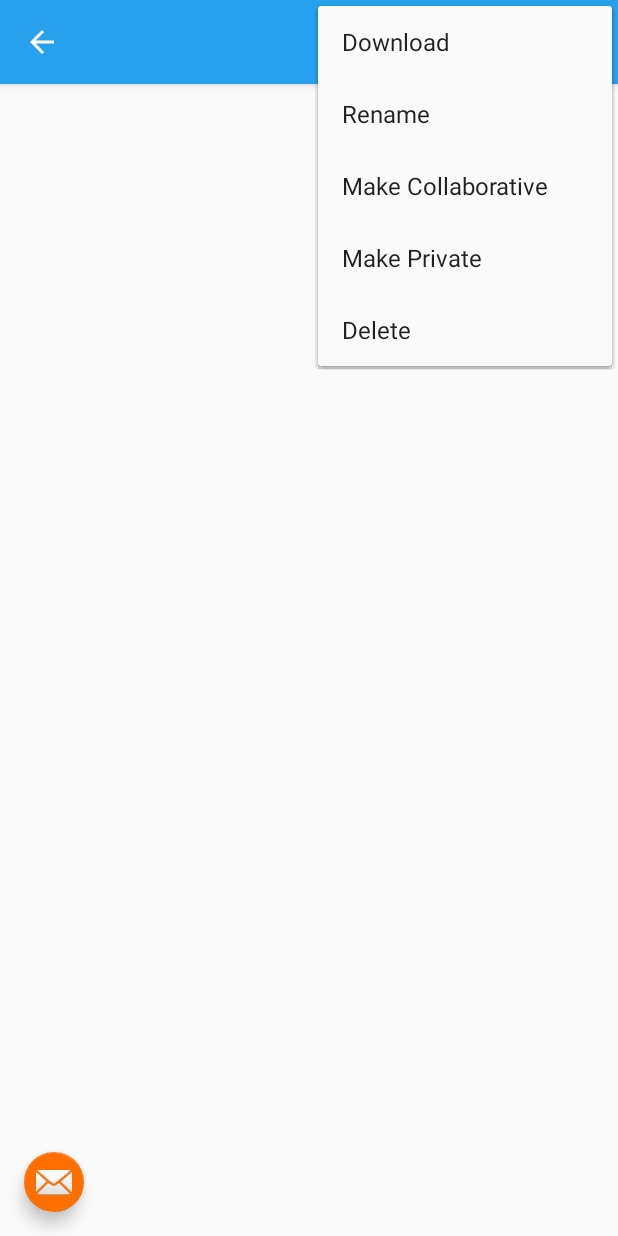
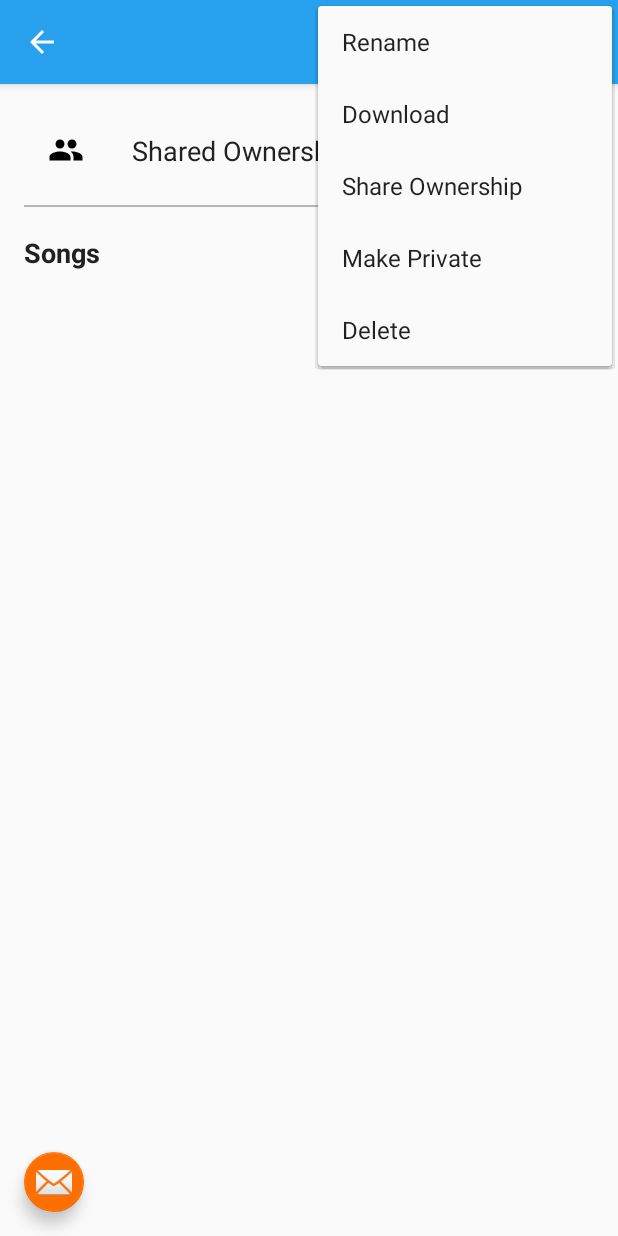
Before and after one commit to minoiu/TuneIn, an Android app: the PlaylistSongs screen opened directly, with no data from a screen before it, with the options menu open, on a phone screen of 412 x 824 dp. Run offline under Robolectric (Android 15) with nearby library versions, the phone set to English and light mode, and no system bars; our stand-ins replace Firebase (no records; nobody signed in at launch, a user with empty details on screens opened directly); libraries missing offline, so code that uses them is left out: com.firebase.client.

Commit message:
share menu item

```diff
--- a/app/src/main/AndroidManifest.xml
+++ b/app/src/main/AndroidManifest.xml
@@ -75,6 +75,10 @@
         <activity
             android:name=".MyPlaylists"
             android:label="@string/title_activity_my_playlists"
+            android:theme="@style/AppTheme.NoActionBar" />
+        <activity
+            android:name=".ShareActivity"
+            android:label="Share With..."
             android:theme="@style/AppTheme.NoActionBar"></activity>
     </application>
 
--- a/app/src/main/java/com/qmul/nminoiu/tunein/UserDetails.java
+++ b/app/src/main/java/com/qmul/nminoiu/tunein/UserDetails.java
@@ -22,5 +22,7 @@ public class UserDetails {
     static int time = 0;
     static Boolean privatePlaylist = false;
     static Boolean lovedPlaylist = false;
+    static Boolean dwnPlaylist = false;
+
 
 }
--- /dev/null
+++ b/app/src/main/res/drawable/ic_group_black_24dp.xml
@@ -0,0 +1,9 @@
+<vector xmlns:android="http://schemas.android.com/apk/res/android"
+        android:width="24dp"
+        android:height="24dp"
+        android:viewportWidth="24.0"
+        android:viewportHeight="24.0">
+    <path
+        android:fillColor="#FF000000"
+        android:pathData="M16,11c1.66,0 2.99,-1.34 2.99,-3S17.66,5 16,5c-1.66,0 -3,1.34 -3,3s1.34,3 3,3zM8,11c1.66,0 2.99,-1.34 2.99,-3S9.66,5 8,5C6.34,5 5,6.34 5,8s1.34,3 3,3zM8,13c-2.33,0 -7,1.17 -7,3.5L1,19h14v-2.5c0,-2.33 -4.67,-3.5 -7,-3.5zM16,13c-0.29,0 -0.62,0.02 -0.97,0.05 1.16,0.84 1.97,1.97 1.97,3.45L17,19h6v-2.5c0,-2.33 -4.67,-3.5 -7,-3.5z"/>
+</vector>
--- a/app/src/main/res/layout/content_playlist_songs.xml
+++ b/app/src/main/res/layout/content_playlist_songs.xml
@@ -1,21 +1,90 @@
 <?xml version="1.0" encoding="utf-8"?>
-<RelativeLayout xmlns:android="http://schemas.android.com/apk/res/android"
+
+    <android.support.design.widget.CoordinatorLayout xmlns:android="http://schemas.android.com/apk/res/android"
         xmlns:app="http://schemas.android.com/apk/res-auto"
         xmlns:tools="http://schemas.android.com/tools"
         android:layout_width="match_parent"
         android:layout_height="match_parent"
-app:layout_behavior="@string/appbar_scrolling_view_behavior"
+        android:padding="@dimen/activity_horizontal_margin"
         tools:context="com.qmul.nminoiu.tunein.PlaylistSongs"
-tools:showIn="@layout/activity_playlistsongs">
+        tools:showIn="@layout/activity_playlistsongs"
+        tools:layout_editor_absoluteY="0dp"
+        tools:layout_editor_absoluteX="0dp"
+        app:layout_behavior="@string/appbar_scrolling_view_behavior">
+
+
+    <LinearLayout
+        android:layout_width="match_parent"
+        android:layout_height="wrap_content"
+        android:orientation="vertical"
+        android:weightSum="1">
+
+        <RelativeLayout
+            android:id="@+id/collaborators"
+            android:layout_width="match_parent"
+            android:layout_height="wrap_content"
+            android:background="?attr/selectableItemBackground"
+            android:clickable="true"
+            android:padding="@dimen/activity_horizontal_margin">
+
+            <ImageView
+                android:id="@+id/collabico"
+                android:layout_width="wrap_content"
+                android:layout_height="wrap_content"
+                android:layout_centerVertical="true"
+                android:layout_marginEnd="@dimen/activity_horizontal_margin"
+                android:layout_marginRight="@dimen/activity_horizontal_margin"
+                android:src="@drawable/ic_group_black_24dp" />
+
+            <TextView
+                android:id="@+id/collabTextView"
+                android:layout_width="wrap_content"
+                android:layout_height="wrap_content"
+                android:layout_marginLeft="@dimen/activity_horizontal_margin"
+                android:layout_marginStart="@dimen/activity_horizontal_margin"
+                android:layout_toEndOf="@id/collabico"
+                android:layout_toLeftOf="@+id/next1"
+                android:layout_toRightOf="@id/playlistico"
+                android:layout_toStartOf="@+id/next1"
+                android:ellipsize="end"
+                android:maxLines="1"
+                android:text="Shared Ownership"
+                android:textAppearance="@style/TextAppearance.AppCompat.Medium"
+                android:textColor="#212121" />
+
+            <ImageView
+                android:id="@+id/next1"
+                android:layout_width="wrap_content"
+                android:layout_height="wrap_content"
+                android:layout_alignParentRight="true"
+                android:layout_centerVertical="true"
+                android:src="@drawable/ic_nextblack" />
+
+        </RelativeLayout>
+
+        <include layout="@layout/item_divider" />
+
+        <TextView
+            android:id="@+id/textView3"
+            android:layout_width="match_parent"
+            android:layout_height="wrap_content"
+            android:layout_marginTop="10dp"
+            android:text="Songs"
+            android:textColor="#212121"
+            android:textSize="18sp"
+            android:textStyle="bold" />
 
         <ListView
             android:id="@+id/songsList"
             android:layout_width="match_parent"
             android:layout_height="match_parent"
             android:choiceMode="singleChoice"
+            android:layout_marginTop="10dp"
             tools:layout_editor_absoluteX="8dp"
             tools:layout_editor_absoluteY="8dp"
             android:layout_alignParentTop="true"
             android:layout_alignParentLeft="true"
             android:layout_alignParentStart="true" />
-</RelativeLayout>
+    </LinearLayout>
+
+</android.support.design.widget.CoordinatorLayout>
--- a/app/src/main/res/menu/playlistoptions.xml
+++ b/app/src/main/res/menu/playlistoptions.xml
@@ -7,10 +7,6 @@
         <!-- Single menu item
              Set id, icon and Title for each menu item
         -->
-    <item
-        android:id="@+id/menu_dwn"
-        android:icon="@drawable/download_new"
-        android:title="Download" />
 
     <item
         android:id="@+id/menu_rename"
@@ -18,9 +14,23 @@
         android:title="Rename" />
 
     <item
+        android:id="@+id/menu_dwn"
+        android:icon="@drawable/download_new"
+        android:title="Download"
+        android:visible="false"/>
+
+    <item
+        android:id="@+id/menu_remdwn"
+        android:icon="@drawable/download_new"
+        android:title="Remove from Downloads"
+        android:visible="false"/>
+
+
+
+    <item
         android:id="@+id/menu_share"
         android:icon="@drawable/ic_menu_share"
-        android:title="Make Collaborative" />
+        android:title="Share Ownership" />
 
     <item
         android:id="@+id/menu_private"
--- a/app/src/main/res/values/strings.xml
+++ b/app/src/main/res/values/strings.xml
@@ -26,6 +26,7 @@
     <string name="title_activity_playlists">PlaylistsActivity</string>
     <string name="title_activity_playlist_songs">PlaylistSongs</string>
     <string name="title_activity_my_playlists">MyPlaylists</string>
+    <string name="title_activity_share">ShareActivity</string>
     <!--<string name="enter_email" translatable="false">Email</string>-->
 
 </resources>
```
Also changed, not shown: app/src/main/java/com/qmul/nminoiu/tunein/PlaylistSongs.java (+285 -1 lines), app/src/main/java/com/qmul/nminoiu/tunein/ShareActivity.java (added, +30 -0 lines), app/src/main/res/layout/activity_share.xml (added, +33 -0 lines), app/src/main/res/layout/content_share.xml (added, +59 -0 lines). Lines whose indentation alone changed are shown as unchanged.
